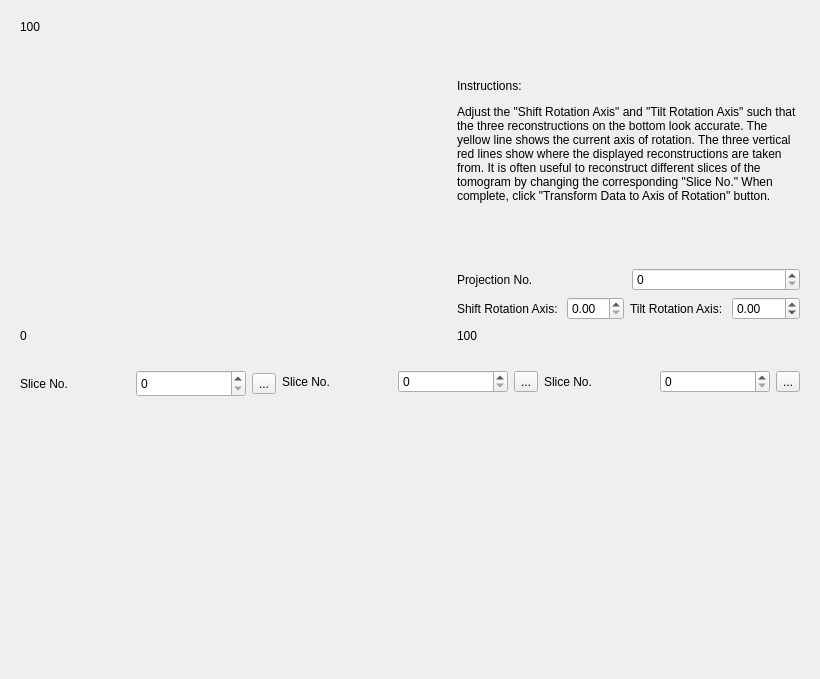
Old version of the form tomviz/RotateAlignWidget.ui in the repository OpenChemistry/tomviz.
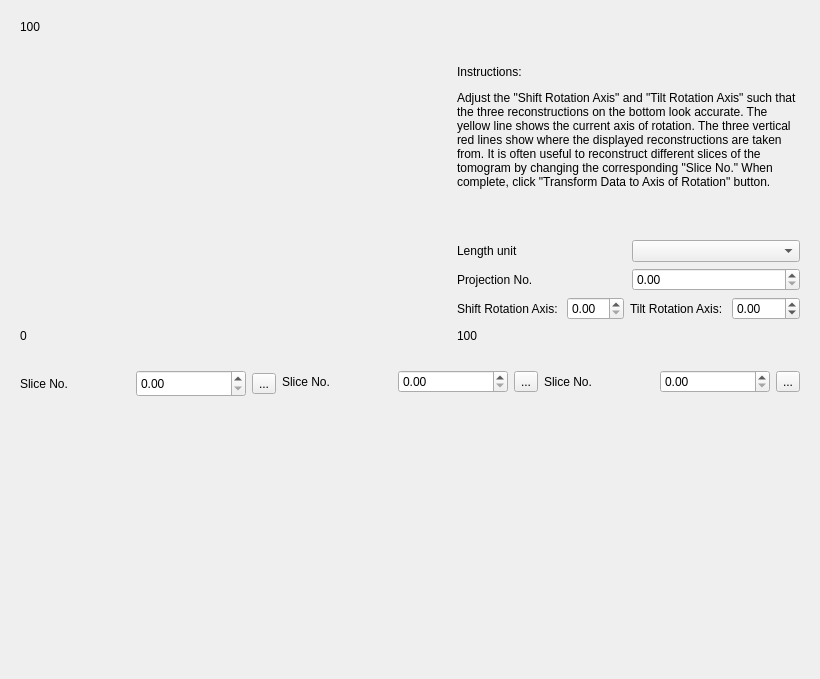
New version of the form. Custom widgets are drawn as their Qt base class.

Commit message: Use either pixels or physical size in tilt align widget

The edit to the form file:
```diff
--- a/tomviz/RotateAlignWidget.ui
+++ b/tomviz/RotateAlignWidget.ui
@@ -29,6 +29,20 @@
           </property>
          </widget>
         </item>
+        <item>
+         <layout class="QHBoxLayout" name="horizontalLayout_9">
+          <item>
+           <widget class="QLabel" name="label_8">
+            <property name="text">
+             <string>Length unit</string>
+            </property>
+           </widget>
+          </item>
+          <item>
+           <widget class="QComboBox" name="lengthUnit"/>
+          </item>
+         </layout>
+        </item>
         <item>
          <layout class="QHBoxLayout" name="horizontalLayout_8">
           <item>
@@ -39,7 +53,7 @@
            </widget>
           </item>
           <item>
-           <widget class="tomviz::SpinBox" name="projection"/>
+           <widget class="tomviz::DoubleSpinBox" name="projection"/>
           </item>
          </layout>
         </item>
@@ -147,7 +161,7 @@
            </widget>
           </item>
           <item>
-           <widget class="tomviz::SpinBox" name="spinBox_1">
+           <widget class="tomviz::DoubleSpinBox" name="spinBox_1">
             <property name="minimumSize">
              <size>
               <width>0</width>
@@ -195,7 +209,7 @@
            </widget>
           </item>
           <item>
-           <widget class="tomviz::SpinBox" name="spinBox_2"/>
+           <widget class="tomviz::DoubleSpinBox" name="spinBox_2"/>
           </item>
           <item>
            <widget class="QToolButton" name="colorMapButton_2">
@@ -236,7 +250,7 @@
            </widget>
           </item>
           <item>
-           <widget class="tomviz::SpinBox" name="spinBox_3"/>
+           <widget class="tomviz::DoubleSpinBox" name="spinBox_3"/>
           </item>
           <item>
            <widget class="QToolButton" name="colorMapButton_3">
```
The commit also changes 2 other files.
